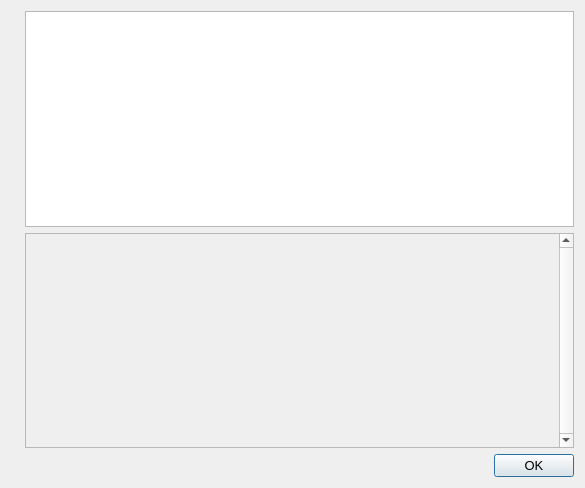
decenomy/PNY, file src/qt/forms/helpmessagedialog.ui: the form before one commit.
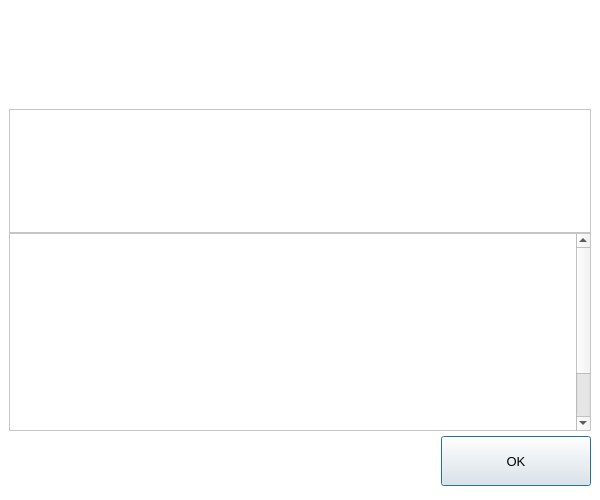
The form after the commit. Icons and pictures are not drawn.

Diff of the .ui file:
```diff
--- a/src/qt/forms/helpmessagedialog.ui
+++ b/src/qt/forms/helpmessagedialog.ui
@@ -6,10 +6,16 @@
    <rect>
     <x>0</x>
     <y>0</y>
-    <width>585</width>
-    <height>488</height>
+    <width>600</width>
+    <height>500</height>
    </rect>
   </property>
+  <property name="minimumSize">
+   <size>
+    <width>600</width>
+    <height>500</height>
+   </size>
+  </property>
   <property name="font">
    <font>
     <pointsize>10</pointsize>
@@ -18,7 +24,63 @@
   <property name="windowTitle">
    <string notr="true">PNY Core - Command-line options</string>
   </property>
-  <layout class="QHBoxLayout" name="horizontalLayout_2">
+  <property name="styleSheet">
+   <string notr="true">#HelpMessageDialog {
+	background-color:#FFFFFF;
+}</string>
+  </property>
+  <layout class="QVBoxLayout" name="verticalLayout_3">
+   <property name="spacing">
+    <number>0</number>
+   </property>
+   <property name="leftMargin">
+    <number>0</number>
+   </property>
+   <property name="topMargin">
+    <number>0</number>
+   </property>
+   <property name="rightMargin">
+    <number>0</number>
+   </property>
+   <property name="bottomMargin">
+    <number>0</number>
+   </property>
+   <item>
+    <widget class="QWidget" name="helpContainer" native="true">
+     <property name="sizePolicy">
+      <sizepolicy hsizetype="Preferred" vsizetype="Preferred">
+       <horstretch>0</horstretch>
+       <verstretch>100</verstretch>
+      </sizepolicy>
+     </property>
+     <property name="minimumSize">
+      <size>
+       <width>0</width>
+       <height>200</height>
+      </size>
+     </property>
+     <property name="styleSheet">
+      <string notr="true">#helpContainer{
+	background-color:white;
+	padding:9px;
+}</string>
+     </property>
+     <layout class="QVBoxLayout" name="verticalLayout_4">
+      <property name="spacing">
+       <number>0</number>
+      </property>
+      <property name="leftMargin">
+       <number>9</number>
+      </property>
+      <property name="topMargin">
+       <number>9</number>
+      </property>
+      <property name="rightMargin">
+       <number>9</number>
+      </property>
+      <property name="bottomMargin">
+       <number>9</number>
+      </property>
    <item>
     <widget class="QLabel" name="graphic">
      <property name="sizePolicy">
@@ -27,6 +89,12 @@
        <verstretch>0</verstretch>
       </sizepolicy>
      </property>
+        <property name="minimumSize">
+         <size>
+          <width>0</width>
+          <height>100</height>
+         </size>
+        </property>
      <property name="pixmap">
       <pixmap resource="../pny.qrc">:/images/about</pixmap>
      </property>
@@ -34,8 +102,23 @@
    </item>
    <item>
     <layout class="QVBoxLayout" name="verticalLayout">
+        <property name="topMargin">
+         <number>100</number>
+        </property>
      <item>
       <widget class="QTextEdit" name="helpMessage">
+          <property name="minimumSize">
+           <size>
+            <width>0</width>
+            <height>0</height>
+           </size>
+          </property>
+          <property name="styleSheet">
+           <string notr="true">#helpMessage {
+background-color:#FFFFFF;
+	color:#707070;
+}</string>
+          </property>
        <property name="readOnly">
         <bool>true</bool>
        </property>
@@ -43,6 +126,11 @@
      </item>
      <item>
       <widget class="QScrollArea" name="scrollArea">
+          <property name="styleSheet">
+           <string notr="true">#scrollArea {
+background-color:#FFFFFF;
+}</string>
+          </property>
        <property name="verticalScrollBarPolicy">
         <enum>Qt::ScrollBarAlwaysOn</enum>
        </property>
@@ -54,16 +142,33 @@
          <rect>
           <x>0</x>
           <y>0</y>
-          <width>479</width>
-          <height>213</height>
-         </rect>
-        </property>
+             <width>564</width>
+             <height>263</height>
+            </rect>
+           </property>
+           <property name="styleSheet">
+            <string notr="true">#scrollAreaWidgetContents {
+background-color:#FFFFFF;
+}</string>
+           </property>
         <layout class="QVBoxLayout" name="verticalLayout_2">
          <item>
           <widget class="QLabel" name="aboutMessage">
+              <property name="minimumSize">
+               <size>
+                <width>0</width>
+                <height>245</height>
+               </size>
+              </property>
            <property name="cursor">
             <cursorShape>IBeamCursor</cursorShape>
            </property>
+              <property name="styleSheet">
+               <string notr="true">#aboutMessage {
+background-color:#FFFFFF;
+	color:#707070;
+}</string>
+              </property>
            <property name="textFormat">
             <enum>Qt::PlainText</enum>
            </property>
@@ -82,55 +187,69 @@
        </widget>
       </widget>
      </item>
+        <item alignment="Qt::AlignVCenter">
+         <widget class="QWidget" name="widget" native="true">
+          <property name="sizePolicy">
+           <sizepolicy hsizetype="Preferred" vsizetype="Preferred">
+            <horstretch>0</horstretch>
+            <verstretch>50</verstretch>
+           </sizepolicy>
+          </property>
+          <property name="minimumSize">
+           <size>
+            <width>0</width>
+            <height>60</height>
+           </size>
+          </property>
+          <layout class="QHBoxLayout" name="horizontalLayout_2">
+           <property name="leftMargin">
+            <number>0</number>
+           </property>
+           <property name="topMargin">
+            <number>0</number>
+           </property>
+           <property name="rightMargin">
+            <number>0</number>
+           </property>
+           <property name="bottomMargin">
+            <number>0</number>
+           </property>
      <item>
-      <widget class="QDialogButtonBox" name="okButton">
+            <spacer name="horizontalSpacer">
        <property name="orientation">
         <enum>Qt::Horizontal</enum>
        </property>
-       <property name="standardButtons">
-        <set>QDialogButtonBox::Ok</set>
-       </property>
+             <property name="sizeHint" stdset="0">
+              <size>
+               <width>421</width>
+               <height>20</height>
+              </size>
+             </property>
+            </spacer>
+           </item>
+           <item alignment="Qt::AlignVCenter">
+            <widget class="QPushButton" name="pushButtonOk">
+             <property name="minimumSize">
+              <size>
+               <width>150</width>
+               <height>50</height>
+              </size>
+             </property>
+             <property name="text">
+              <string>OK</string>
+             </property>
       </widget>
      </item>
     </layout>
-   </item>
-  </layout>
- </widget>
- <resources>
-  <include location="../pny.qrc"/>
- </resources>
- <connections>
-  <connection>
-   <sender>okButton</sender>
-   <signal>accepted()</signal>
-   <receiver>HelpMessageDialog</receiver>
-   <slot>accept()</slot>
-   <hints>
-    <hint type="sourcelabel">
-     <x>20</x>
-     <y>20</y>
-    </hint>
-    <hint type="destinationlabel">
-     <x>20</x>
-     <y>20</y>
-    </hint>
-   </hints>
-  </connection>
-  <connection>
-   <sender>okButton</sender>
-   <signal>rejected()</signal>
-   <receiver>HelpMessageDialog</receiver>
-   <slot>reject()</slot>
-   <hints>
-    <hint type="sourcelabel">
-     <x>20</x>
-     <y>20</y>
-    </hint>
-    <hint type="destinationlabel">
-     <x>20</x>
-     <y>20</y>
-    </hint>
-   </hints>
-  </connection>
- </connections>
+         </widget>
+        </item>
+       </layout>
+      </item>
+     </layout>
+    </widget>
+   </item>
+  </layout>
+ </widget>
+ <resources/>
+ <connections/>
 </ui>
```
Left out of the diff: 2 changed lines with no effect on the pictures. Lines whose indentation alone changed are shown as unchanged.
